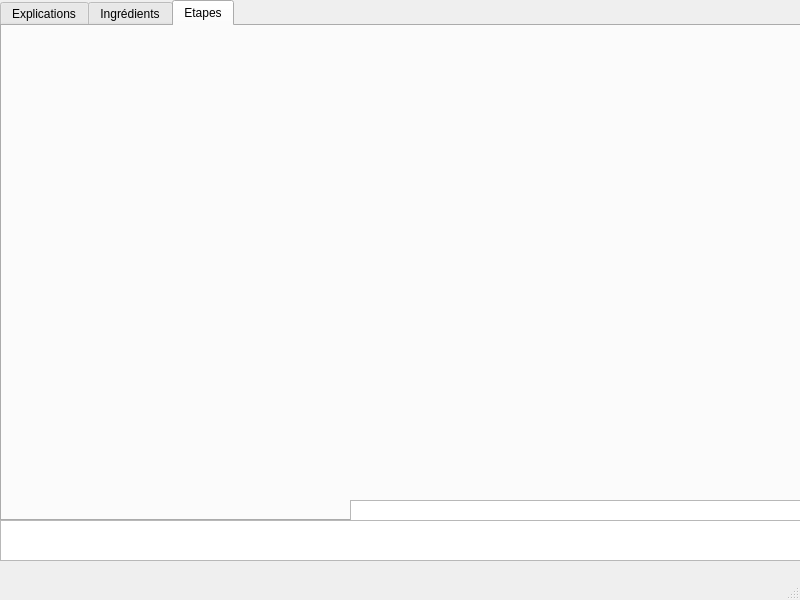
The window that mainwindow.ui (shraizen/ihm_cuisine) describes before a commit, drawn with Qt 5.
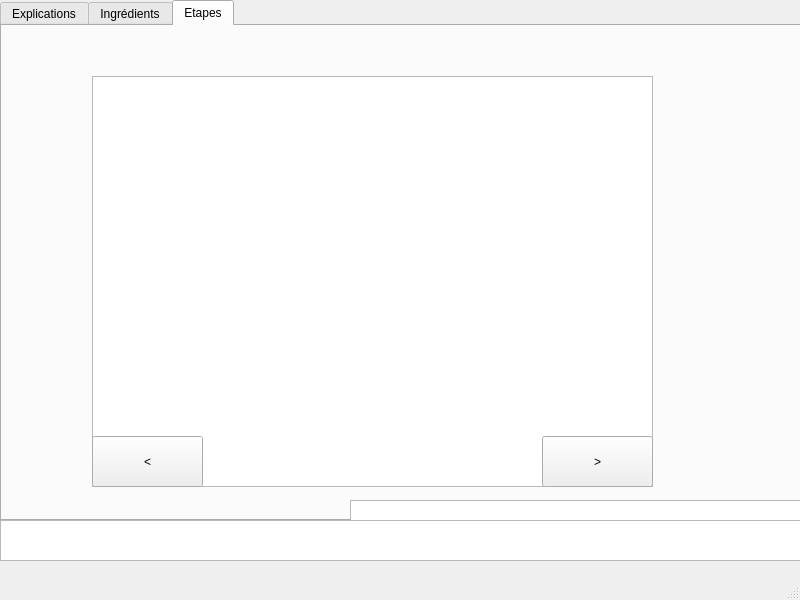
The same window after the commit. The open tabs and pages were chosen to show the change.

The edit to the form file:
```diff
--- a/mainwindow.ui
+++ b/mainwindow.ui
@@ -69,6 +69,48 @@
      <attribute name="title">
       <string>Etapes</string>
      </attribute>
+     <widget class="QListWidget" name="listeEtapes">
+      <property name="geometry">
+       <rect>
+        <x>90</x>
+        <y>50</y>
+        <width>561</width>
+        <height>411</height>
+       </rect>
+      </property>
+      <property name="textElideMode">
+       <enum>Qt::ElideNone</enum>
+      </property>
+      <property name="wordWrap">
+       <bool>true</bool>
+      </property>
+     </widget>
+     <widget class="QPushButton" name="boutonGauche">
+      <property name="geometry">
+       <rect>
+        <x>90</x>
+        <y>410</y>
+        <width>111</width>
+        <height>51</height>
+       </rect>
+      </property>
+      <property name="text">
+       <string>&lt;</string>
+      </property>
+     </widget>
+     <widget class="QPushButton" name="boutonDroite">
+      <property name="geometry">
+       <rect>
+        <x>540</x>
+        <y>410</y>
+        <width>111</width>
+        <height>51</height>
+       </rect>
+      </property>
+      <property name="text">
+       <string>&gt;</string>
+      </property>
+     </widget>
     </widget>
    </widget>
    <widget class="QListView" name="VueTemps">
```
Left out of the diff: 10 changed lines with no effect on the pictures.
